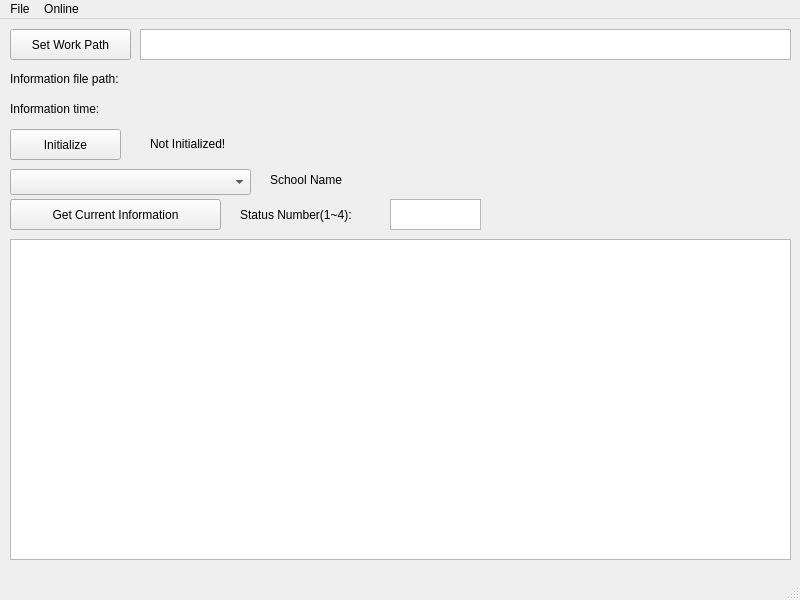
Hangba/NNSE-Information, file ui.ui: the form before one commit.
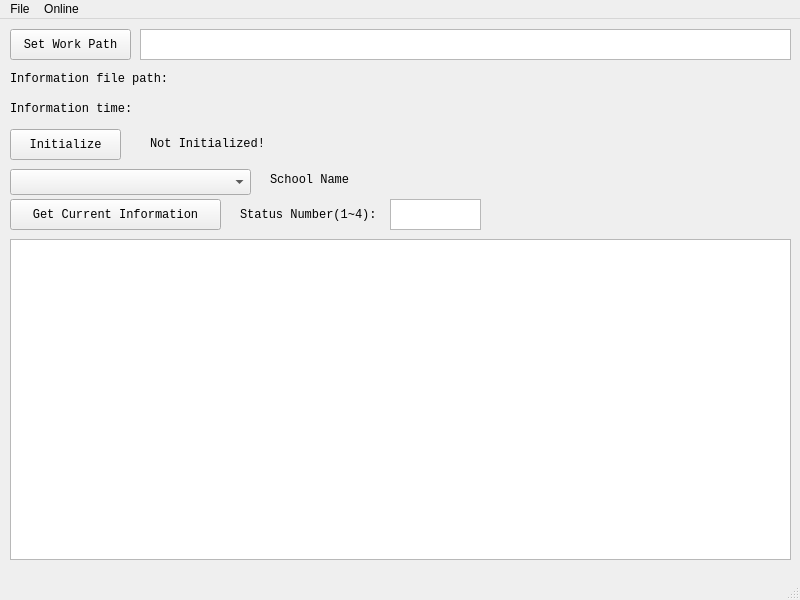
The form after the commit.

Commit message: Optimised test functions.

What changed in the file:
```diff
--- a/ui.ui
+++ b/ui.ui
@@ -29,6 +29,11 @@
       <height>31</height>
      </rect>
     </property>
+    <property name="font">
+     <font>
+      <family>Consolas</family>
+     </font>
+    </property>
     <property name="text">
      <string>Initialize</string>
     </property>
@@ -38,10 +43,15 @@
      <rect>
       <x>10</x>
       <y>50</y>
-      <width>161</width>
+      <width>191</width>
       <height>20</height>
      </rect>
     </property>
+    <property name="font">
+     <font>
+      <family>Consolas</family>
+     </font>
+    </property>
     <property name="text">
      <string>Information file path:</string>
     </property>
@@ -55,6 +65,11 @@
       <height>20</height>
      </rect>
     </property>
+    <property name="font">
+     <font>
+      <family>Consolas</family>
+     </font>
+    </property>
     <property name="text">
      <string>Information time:</string>
     </property>
@@ -68,6 +83,11 @@
       <height>31</height>
      </rect>
     </property>
+    <property name="font">
+     <font>
+      <family>Consolas</family>
+     </font>
+    </property>
     <property name="text">
      <string>Not Initialized!</string>
     </property>
@@ -107,6 +127,11 @@
       <height>21</height>
      </rect>
     </property>
+    <property name="font">
+     <font>
+      <family>Consolas</family>
+     </font>
+    </property>
     <property name="text">
      <string>School Name</string>
     </property>
@@ -120,6 +145,11 @@
       <height>31</height>
      </rect>
     </property>
+    <property name="font">
+     <font>
+      <family>Consolas</family>
+     </font>
+    </property>
     <property name="text">
      <string>Get Current Information</string>
     </property>
@@ -133,6 +163,11 @@
       <height>31</height>
      </rect>
     </property>
+    <property name="font">
+     <font>
+      <family>Consolas</family>
+     </font>
+    </property>
     <property name="text">
      <string>Set Work Path</string>
     </property>
@@ -156,6 +191,11 @@
       <height>31</height>
      </rect>
     </property>
+    <property name="font">
+     <font>
+      <family>Consolas</family>
+     </font>
+    </property>
     <property name="text">
      <string>Status Number(1~4):</string>
     </property>
@@ -175,18 +215,23 @@
 </string>
     </property>
    </widget>
-   <widget class="QWidget" name="">
+   <widget class="QWidget" name="layoutWidget">
     <property name="geometry">
      <rect>
-      <x>180</x>
+      <x>200</x>
       <y>50</y>
-      <width>611</width>
+      <width>591</width>
       <height>51</height>
      </rect>
     </property>
     <layout class="QVBoxLayout" name="verticalLayout">
      <item>
       <widget class="QLabel" name="filePath">
+       <property name="font">
+        <font>
+         <family>Consolas</family>
+        </font>
+       </property>
        <property name="text">
         <string/>
        </property>
@@ -194,6 +239,11 @@
      </item>
      <item>
       <widget class="QLabel" name="fileTime">
+       <property name="font">
+        <font>
+         <family>Consolas</family>
+        </font>
+       </property>
        <property name="text">
         <string/>
        </property>
```
Left out of the diff: 23 changed lines with no effect on the pictures. The commit also changes 2 other files.
